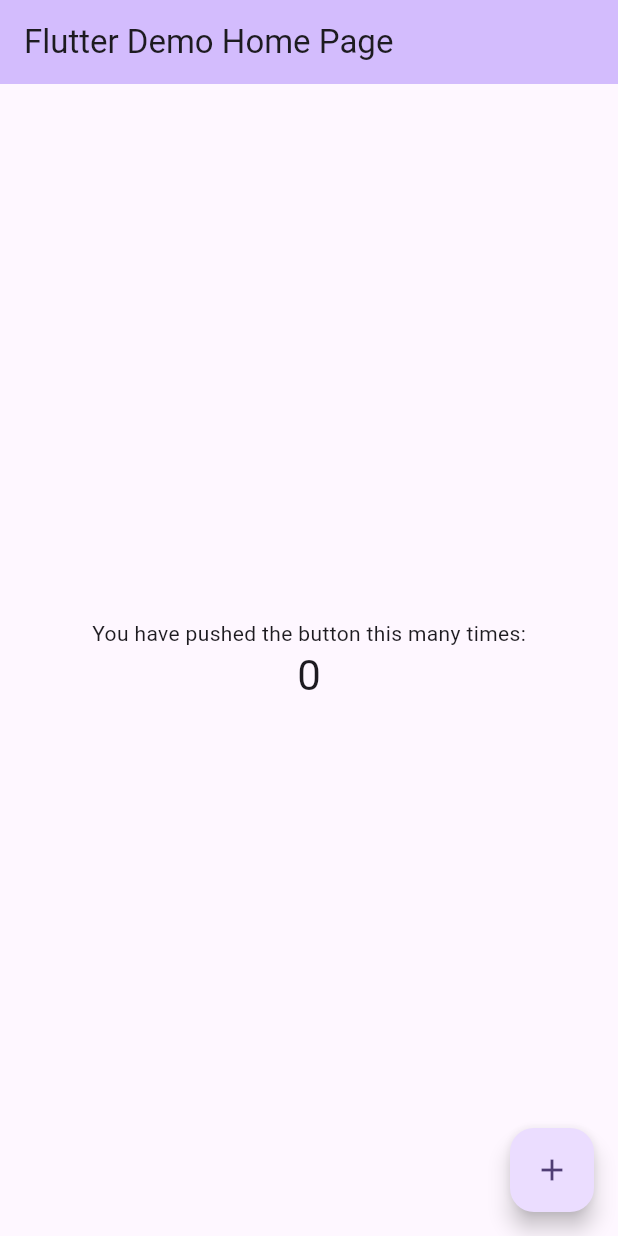
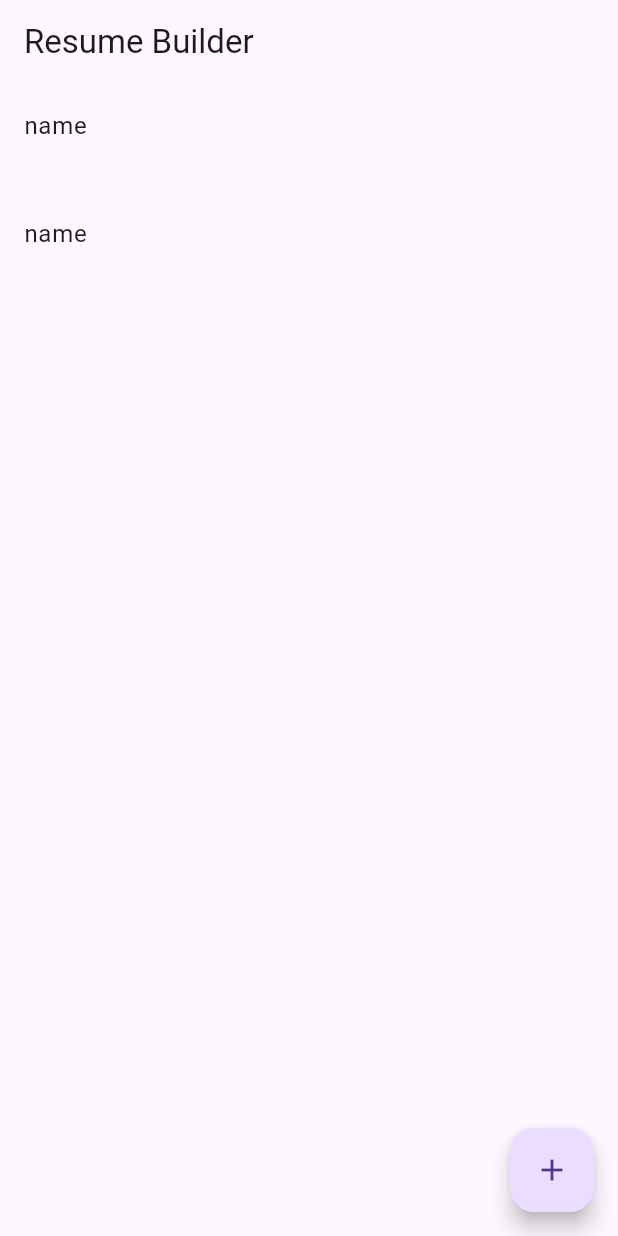
Before and after one commit to rashi8643/Resume_app, a Flutter app: the screen it shows after launch, on a phone screen of 412 x 824 dp. Run offline on Flutter 3.47's test engine with Material 3 defaults, Android fonts, the phone set to English and light mode, and no system bars.

Commit message:
Home page ui completed

```diff
--- a/lib/main.dart
+++ b/lib/main.dart
@@ -1,4 +1,5 @@
 import 'package:flutter/material.dart';
+import 'package:flutter_resume_task/view/home_page.dart';
 
 void main() {
   runApp(const MyApp());
@@ -10,116 +11,8 @@
   // This widget is the root of your application.
   @override
   Widget build(BuildContext context) {
-    return MaterialApp(
-      title: 'Flutter Demo',
-      theme: ThemeData(
-        // This is the theme of your application.
-        //
-        // TRY THIS: Try running your application with "flutter run". You'll see
-        // the application has a purple toolbar. Then, without quitting the app,
-        // try changing the seedColor in the colorScheme below to Colors.green
-        // and then invoke "hot reload" (save your changes or press the "hot
-        // reload" button in a Flutter-supported IDE, or press "r" if you used
-        // the command line to start the app).
-        //
-        // Notice that the counter didn't reset back to zero; the application
-        // state is not lost during the reload. To reset the state, use hot
-        // restart instead.
-        //
-        // This works for code too, not just values: Most code changes can be
-        // tested with just a hot reload.
-        colorScheme: ColorScheme.fromSeed(seedColor: Colors.deepPurple),
-        useMaterial3: true,
-      ),
-      home: const MyHomePage(title: 'Flutter Demo Home Page'),
+    return const MaterialApp(
+      home: HomePage(),
     );
   }
 }
-
-class MyHomePage extends StatefulWidget {
-  const MyHomePage({super.key, required this.title});
-
-  // This widget is the home page of your application. It is stateful, meaning
-  // that it has a State object (defined below) that contains fields that affect
-  // how it looks.
-
-  // This class is the configuration for the state. It holds the values (in this
-  // case the title) provided by the parent (in this case the App widget) and
-  // used by the build method of the State. Fields in a Widget subclass are
-  // always marked "final".
-
-  final String title;
-
-  @override
-  State<MyHomePage> createState() => _MyHomePageState();
-}
-
-class _MyHomePageState extends State<MyHomePage> {
-  int _counter = 0;
-
-  void _incrementCounter() {
-    setState(() {
-      // This call to setState tells the Flutter framework that something has
-      // changed in this State, which causes it to rerun the build method below
-      // so that the display can reflect the updated values. If we changed
-      // _counter without calling setState(), then the build method would not be
-      // called again, and so nothing would appear to happen.
-      _counter++;
-    });
-  }
-
-  @override
-  Widget build(BuildContext context) {
-    // This method is rerun every time setState is called, for instance as done
-    // by the _incrementCounter method above.
-    //
-    // The Flutter framework has been optimized to make rerunning build methods
-    // fast, so that you can just rebuild anything that needs updating rather
-    // than having to individually change instances of widgets.
-    return Scaffold(
-      appBar: AppBar(
-        // TRY THIS: Try changing the color here to a specific color (to
-        // Colors.amber, perhaps?) and trigger a hot reload to see the AppBar
-        // change color while the other colors stay the same.
-        backgroundColor: Theme.of(context).colorScheme.inversePrimary,
-        // Here we take the value from the MyHomePage object that was created by
-        // the App.build method, and use it to set our appbar title.
-        title: Text(widget.title),
-      ),
-      body: Center(
-        // Center is a layout widget. It takes a single child and positions it
-        // in the middle of the parent.
-        child: Column(
-          // Column is also a layout widget. It takes a list of children and
-          // arranges them vertically. By default, it sizes itself to fit its
-          // children horizontally, and tries to be as tall as its parent.
-          //
-          // Column has various properties to control how it sizes itself and
-          // how it positions its children. Here we use mainAxisAlignment to
-          // center the children vertically; the main axis here is the vertical
-          // axis because Columns are vertical (the cross axis would be
-          // horizontal).
-          //
-          // TRY THIS: Invoke "debug painting" (choose the "Toggle Debug Paint"
-          // action in the IDE, or press "p" in the console), to see the
-          // wireframe for each widget.
-          mainAxisAlignment: MainAxisAlignment.center,
-          children: <Widget>[
-            const Text(
-              'You have pushed the button this many times:',
-            ),
-            Text(
-              '$_counter',
-              style: Theme.of(context).textTheme.headlineMedium,
-            ),
-          ],
-        ),
-      ),
-      floatingActionButton: FloatingActionButton(
-        onPressed: _incrementCounter,
-        tooltip: 'Increment',
-        child: const Icon(Icons.add),
-      ), // This trailing comma makes auto-formatting nicer for build methods.
-    );
-  }
-}
--- /dev/null
+++ b/lib/view/home_page.dart
@@ -0,0 +1,28 @@
+import 'package:flutter/material.dart';
+
+class HomePage extends StatelessWidget {
+  const HomePage({super.key});
+
+  @override
+  Widget build(BuildContext context) {
+    return Scaffold(
+      appBar: AppBar(
+        title: Text('Resume Builder'),
+      ),
+      body: ListView.separated(
+        itemBuilder: (context, index) {
+          return ListTile(
+            onTap: () => () {},
+            title: Text("name"),
+          );
+        },
+        separatorBuilder: (context, index) => const SizedBox(height: 16),
+        itemCount: 2,
+      ),
+      floatingActionButton: FloatingActionButton(
+        onPressed: () {},
+        child: const Icon(Icons.add),
+      ),
+    );
+  }
+}
```
